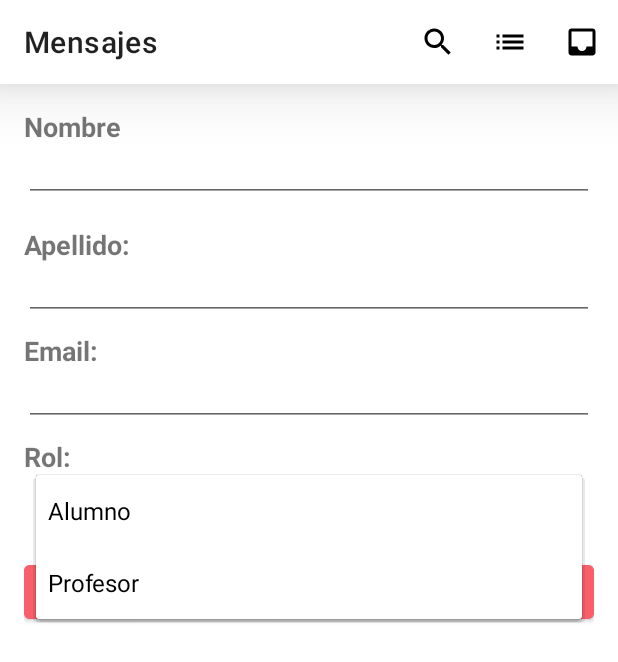
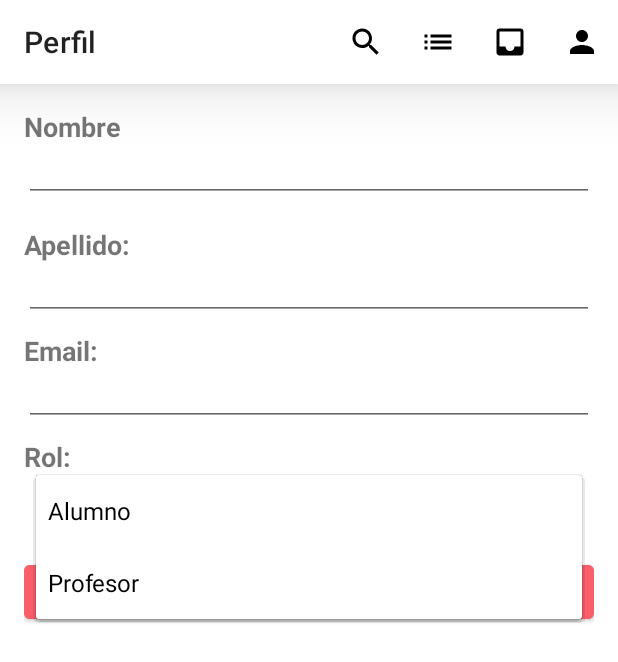
Before and after one commit to UTN-FRSF-TPS/DAM-APP, an Android app: the RegistroFragment screen opened through its navigation route, after a tap on "Alumno", on a phone screen of 412 x 824 dp. Shown: the top 662 px of the screen. Run offline under Robolectric (Android 15) with nearby library versions, the phone set to English and light mode, and no system bars; our stand-ins replace Firebase (no records; nobody signed in at launch, a user with empty details on screens opened directly); libraries missing offline, so code that uses them is left out: com.hbb20; 2 other taps on this screen came first.

Commit message:
Agregado cambio de foto de perfil

```diff
--- a/app/build.gradle
+++ b/app/build.gradle
@@ -49,6 +49,7 @@ dependencies {
     // When using the BoM, you don't specify versions in Firebase library dependencies
     implementation 'de.hdodenhof:circleimageview:3.1.0'
 
+    implementation 'com.google.firebase:firebase-storage:16.0.1'
     implementation 'com.google.firebase:firebase-auth'
     implementation 'com.hbb20:ccp:2.6.1'
     implementation 'com.google.firebase:firebase-appcheck-playintegrity'
--- a/app/src/main/java/com/fvt/dondeestudio/MainActivity.java
+++ b/app/src/main/java/com/fvt/dondeestudio/MainActivity.java
@@ -91,6 +91,10 @@ public class MainActivity extends AppCompatActivity {
             navController.navigate(R.id.action_global_fragment_mensajeria);
         }
 
+        if (id == R.id.menu_item_perfil) {
+            navController.navigate(R.id.action_global_perfilFragment);
+        }
+
         return super.onOptionsItemSelected(item);
     }
 
--- a/app/src/main/java/com/fvt/dondeestudio/MessageActivity.java
+++ b/app/src/main/java/com/fvt/dondeestudio/MessageActivity.java
@@ -126,7 +126,7 @@ public class MessageActivity extends AppCompatActivity {
 
                         }
                         else {
-                            Glide.with(MessageActivity.this).load(user.getPhotoUrl()).into(profile_image);
+                            Glide.with(MessageActivity.this).load(userAlumno.getPhotoUrl()).into(profile_image);
                         }
                     }
 
--- a/app/src/main/java/com/fvt/dondeestudio/gestores/GestorAlumnos.java
+++ b/app/src/main/java/com/fvt/dondeestudio/gestores/GestorAlumnos.java
@@ -29,9 +29,9 @@ public class GestorAlumnos {
             docRef.get().addOnSuccessListener(new OnSuccessListener<DocumentSnapshot>() {
                 @Override
                 public void onSuccess(DocumentSnapshot documentSnapshot) {
-                    Alumno alumno = documentSnapshot.toObject(Alumno.class);
-                    alumno.setId(documentSnapshot.getId());
-                    callback.onComplete(alumno);
+                        Alumno alumno = documentSnapshot.toObject(Alumno.class);
+                        if (alumno != null) alumno.setId(documentSnapshot.getId());
+                        callback.onComplete(alumno);
                 }
             }).addOnFailureListener(new OnFailureListener() {
                 @Override
--- a/app/src/main/res/menu/menu_toolbar_alumno.xml
+++ b/app/src/main/res/menu/menu_toolbar_alumno.xml
@@ -16,4 +16,11 @@
         android:title="Mensajes"
         app:showAsAction="always"
         android:icon="@drawable/ic_baseline_inbox_24"/>
+    <item
+        android:id="@+id/menu_item_perfil"
+        android:layout_width="wrap_content"
+        android:layout_height="wrap_content"
+        android:icon="@drawable/ic_baseline_person_24"
+        android:title="Perfil"
+        app:showAsAction="always" />
 </menu>
--- a/app/src/main/res/menu/menu_toolbar_profesor.xml
+++ b/app/src/main/res/menu/menu_toolbar_profesor.xml
@@ -23,4 +23,11 @@
         android:title="Mensajes"
         app:showAsAction="always"
         android:icon="@drawable/ic_baseline_inbox_24"/>
+    <item
+        android:id="@+id/menu_item_perfil"
+        android:layout_width="wrap_content"
+        android:layout_height="wrap_content"
+        android:icon="@drawable/ic_baseline_person_24"
+        android:title="Perfil"
+        app:showAsAction="always" />
 </menu>
--- a/app/src/main/res/navigation/nav_graph.xml
+++ b/app/src/main/res/navigation/nav_graph.xml
@@ -155,4 +155,9 @@
     <action
         android:id="@+id/action_global_detalleClaseProfesorFragment"
         app:destination="@id/detalleClaseProfesorFragment" />
+    <fragment
+        android:id="@+id/perfilFragment"
+        android:name="com.fvt.dondeestudio.PerfilFragment"
+        android:label="fragment_perfil"
+        tools:layout="@layout/fragment_perfil" /><action android:id="@+id/action_global_perfilFragment" app:destination="@id/perfilFragment"/>
 </navigation>
```
Also changed, not shown: app/src/main/java/com/fvt/dondeestudio/PerfilFragment.java (added, +171 -0 lines), app/src/main/res/layout/fragment_perfil.xml (added, +30 -0 lines).
